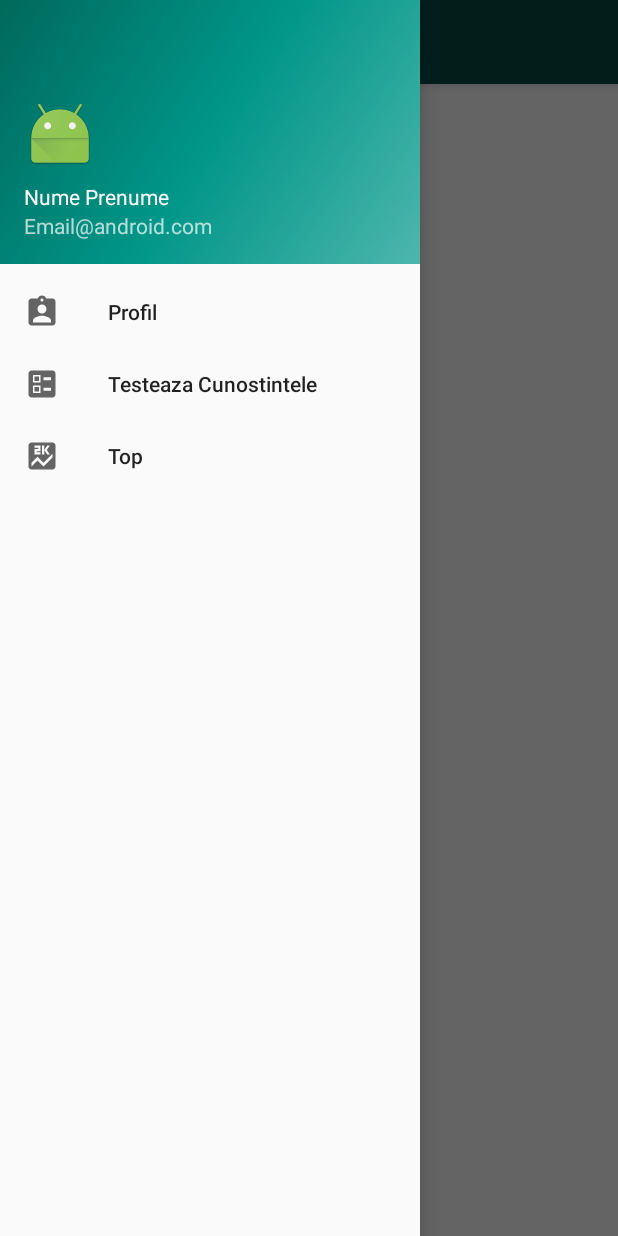
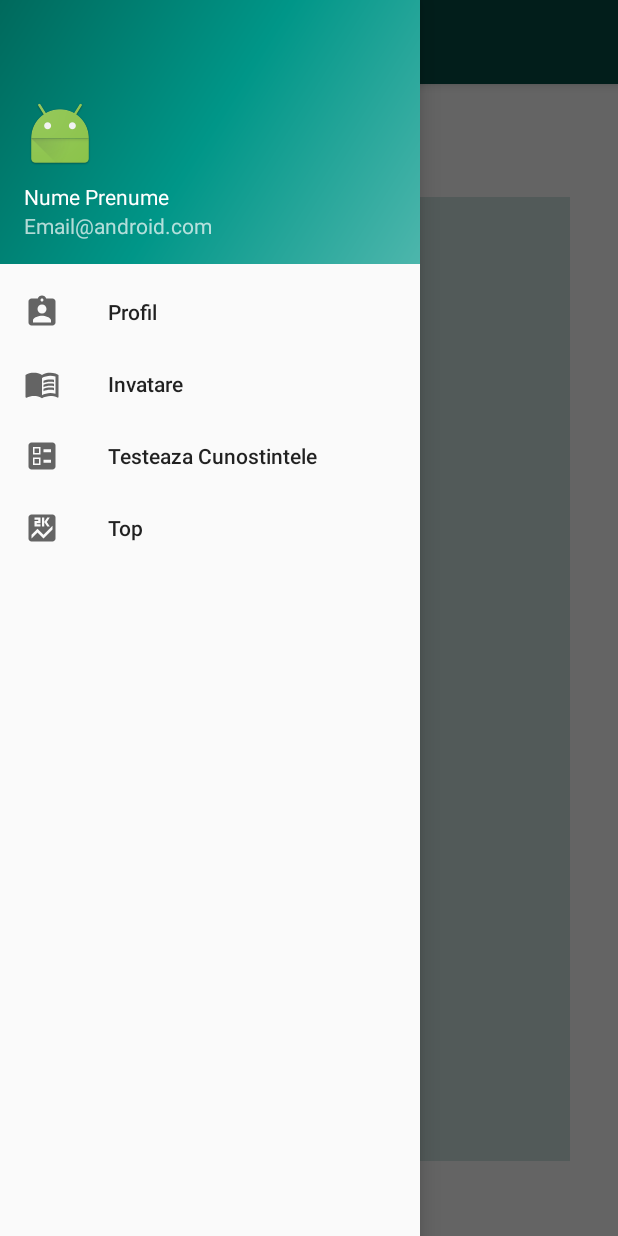
Before and after one commit to tddrrr/android-project-countries, an Android app: the MainMenu screen opened directly, with no data from a screen before it, with the side drawer open, on a phone screen of 412 x 824 dp. Run offline under Robolectric (Android 15) with nearby library versions, the phone set to English and light mode, and no system bars.

Commit message:
am lucrat cu fragmente

```diff
--- a/app/src/main/java/com/example/proiect_bd_tema/MainMenu.java
+++ b/app/src/main/java/com/example/proiect_bd_tema/MainMenu.java
@@ -34,14 +34,23 @@ public class MainMenu extends AppCompatActivity {
                     Toast.makeText(getApplicationContext(),
                             "Profil",
                             Toast.LENGTH_LONG).show();
+                }else
+                    if (item.getItemId() == R.id.main_nav_invata){
+                    //am dat click pe home
+                    currentFragment = new FragmentProfil();
+                    Toast.makeText(getApplicationContext(),
+                            "Invata",
+                            Toast.LENGTH_LONG).show();
                 }
                 else if (item.getItemId() == R.id.main_nav_test){
                     //am dat click pe home
+                    currentFragment = new FragmentProfil();
                     Toast.makeText(getApplicationContext(),
                             "Test",
                             Toast.LENGTH_LONG).show();
                 }
                     else{
+                    currentFragment = new FragmentProfil();
                     Toast.makeText(getApplicationContext(),
                             "Show score",
                             Toast.LENGTH_LONG).show();
@@ -65,12 +74,14 @@ public class MainMenu extends AppCompatActivity {
                 R.string.navigation_drawer_close);
         drawerLayout.addDrawerListener(actionBarDrawerToggle); // aici este atasata dechiderea meniului lateral
         actionBarDrawerToggle.syncState(); // realizeaza rasucirea burger-ului
+        currentFragment = new FragmentProfil(); // putem inlocui cu un mesaj de bun venit
+        openFragment();
     }
 
     private void openFragment(){
         getSupportFragmentManager()
                 .beginTransaction()
-                .replace(R.id.main_frame_container,currentFragment)
+                .replace(R.id.main_frame_container,currentFragment) // aici pot fi oricate metode de replace
                 .commit();
     }
 }
--- /dev/null
+++ b/app/src/main/res/drawable/ic_baseline_menu_book_24.xml
@@ -0,0 +1,19 @@
+<vector xmlns:android="http://schemas.android.com/apk/res/android"
+    android:width="24dp"
+    android:height="24dp"
+    android:viewportWidth="24"
+    android:viewportHeight="24"
+    android:tint="?attr/colorControlNormal">
+  <path
+      android:fillColor="@android:color/white"
+      android:pathData="M21,5c-1.11,-0.35 -2.33,-0.5 -3.5,-0.5c-1.95,0 -4.05,0.4 -5.5,1.5c-1.45,-1.1 -3.55,-1.5 -5.5,-1.5S2.45,4.9 1,6v14.65c0,0.25 0.25,0.5 0.5,0.5c0.1,0 0.15,-0.05 0.25,-0.05C3.1,20.45 5.05,20 6.5,20c1.95,0 4.05,0.4 5.5,1.5c1.35,-0.85 3.8,-1.5 5.5,-1.5c1.65,0 3.35,0.3 4.75,1.05c0.1,0.05 0.15,0.05 0.25,0.05c0.25,0 0.5,-0.25 0.5,-0.5V6C22.4,5.55 21.75,5.25 21,5zM21,18.5c-1.1,-0.35 -2.3,-0.5 -3.5,-0.5c-1.7,0 -4.15,0.65 -5.5,1.5V8c1.35,-0.85 3.8,-1.5 5.5,-1.5c1.2,0 2.4,0.15 3.5,0.5V18.5z"/>
+  <path
+      android:fillColor="@android:color/white"
+      android:pathData="M17.5,10.5c0.88,0 1.73,0.09 2.5,0.26V9.24C19.21,9.09 18.36,9 17.5,9c-1.7,0 -3.24,0.29 -4.5,0.83v1.66C14.13,10.85 15.7,10.5 17.5,10.5z"/>
+  <path
+      android:fillColor="@android:color/white"
+      android:pathData="M13,12.49v1.66c1.13,-0.64 2.7,-0.99 4.5,-0.99c0.88,0 1.73,0.09 2.5,0.26V11.9c-0.79,-0.15 -1.64,-0.24 -2.5,-0.24C15.8,11.66 14.26,11.96 13,12.49z"/>
+  <path
+      android:fillColor="@android:color/white"
+      android:pathData="M17.5,14.33c-1.7,0 -3.24,0.29 -4.5,0.83v1.66c1.13,-0.64 2.7,-0.99 4.5,-0.99c0.88,0 1.73,0.09 2.5,0.26v-1.52C19.21,14.41 18.36,14.33 17.5,14.33z"/>
+</vector>
--- a/app/src/main/res/layout/fragment_profil.xml
+++ b/app/src/main/res/layout/fragment_profil.xml
@@ -11,8 +11,7 @@
     <ImageView
         android:id="@+id/iv_profilePicture"
         android:layout_width="wrap_content"
-        android:layout_height="wrap_content"
-        android:layout_marginTop="64dp"
+        android:layout_height="0dp"
         android:contentDescription="@string/menu_profil"
         app:layout_constraintEnd_toEndOf="parent"
         app:layout_constraintHorizontal_bias="0.498"
--- a/app/src/main/res/menu/activity_main_drawer.xml
+++ b/app/src/main/res/menu/activity_main_drawer.xml
@@ -10,6 +10,11 @@
             android:title="@string/main_nav_home_title"
             android:visible="true" />
         <item
+            android:id="@+id/main_nav_invata"
+            android:icon="@drawable/ic_baseline_menu_book_24"
+            android:title="@string/invata"
+            android:visible="true" />
+        <item
             android:id="@+id/main_nav_test"
             android:icon="@drawable/ic_baseline_ballot_24"
             android:title="@string/menu_test" />
--- a/app/src/main/res/values/strings.xml
+++ b/app/src/main/res/values/strings.xml
@@ -23,4 +23,5 @@
     <!-- TODO: Remove or change this placeholder text -->
     <string name="hello_blank_fragment">Hello blank fragment</string>
     <string name="info">Nume Prenume</string>
+    <string name="invata">Invatare</string>
 </resources>
```
